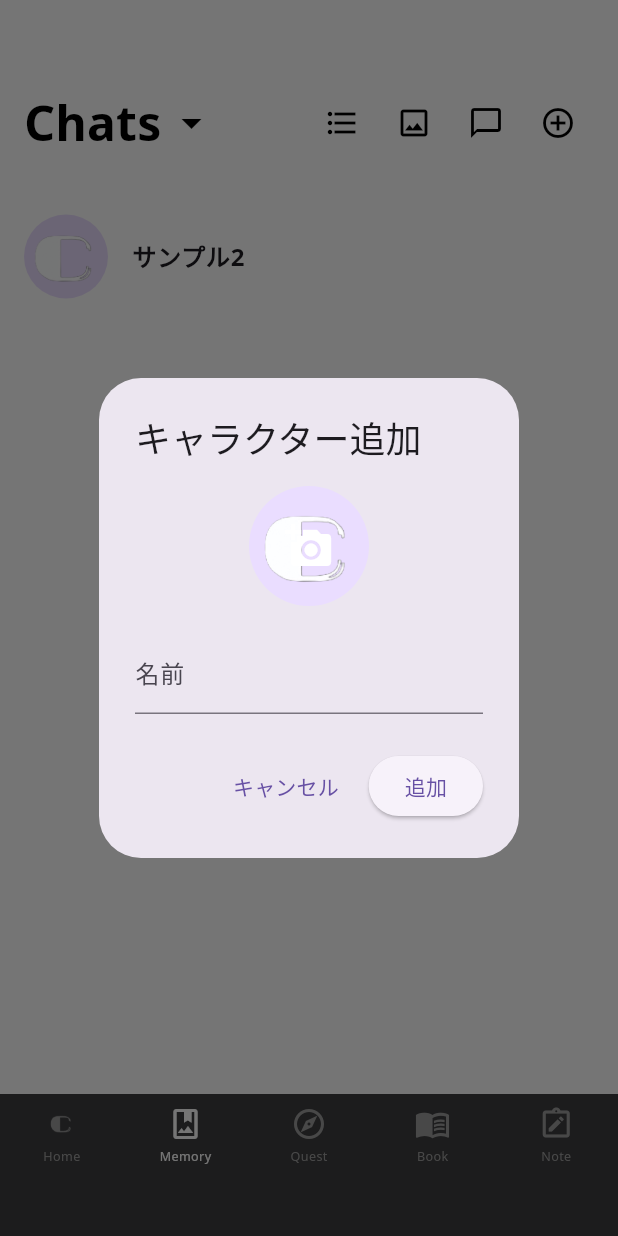
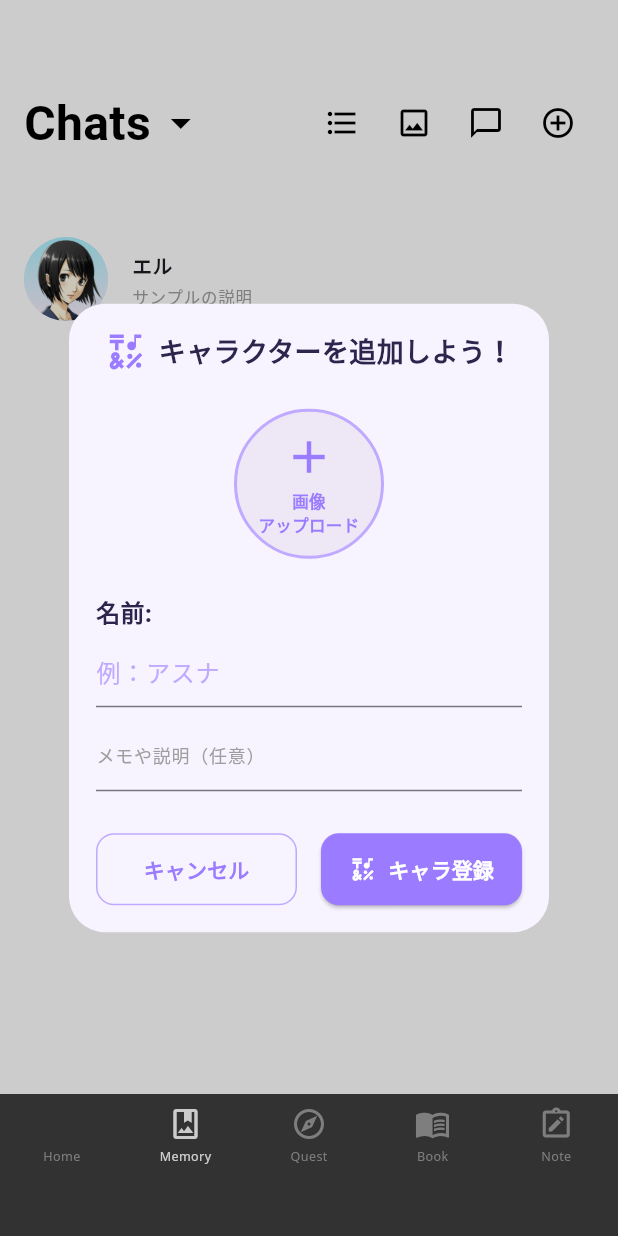
Before and after one commit to GinNaka543/foodandHotel, a Flutter app: the screen it shows after launch, item 2 of the bottom bar chosen, after a tap on the "add circle outline" icon, on a phone screen of 412 x 824 dp. Run offline on Flutter 3.47's test engine with Material 3 defaults, Android fonts, the phone set to English and light mode, and no system bars; our stand-ins replace google_fonts, image_cropper, image_picker; Roboto replaces fonts that are missing (Changa).

Commit message:
fix chara area

```diff
--- a/happiness_game/lib/home_screen.dart
+++ b/happiness_game/lib/home_screen.dart
@@ -131,7 +131,7 @@ class _HomeScreenState extends State<HomeScreen> {
                 crossAxisAlignment: CrossAxisAlignment.start,
                 children: [
                   _buildNavItem(
-                    imagePath: 'assets/images/Clogo.png',
+                    imagePath: 'assets/images/clogo.png',
                     label: 'Home',
                     index: 0,
                   ),
--- a/happiness_game/lib/memory_screen.dart
+++ b/happiness_game/lib/memory_screen.dart
@@ -1,12 +1,15 @@
 import 'package:flutter/material.dart';
 import 'dart:io';
+import 'dart:typed_data';
 import 'package:image_picker/image_picker.dart';
+import 'package:google_fonts/google_fonts.dart';
 
 class Character {
   final String name;
   final ImageProvider image;
+  final String? subtitle;
 
-  Character({required this.name, required this.image});
+  Character({required this.name, required this.image, this.subtitle});
 }
 
 class MemoryScreen extends StatefulWidget {
@@ -19,8 +22,9 @@ class MemoryScreen extends StatefulWidget {
 class _MemoryScreenState extends State<MemoryScreen> {
   final List<Character> _characters = [
     Character(
-      name: 'サンプル2',
-      image: const AssetImage('assets/images/Clogo.png'),
+      name: 'エル',
+      image: const AssetImage('assets/images/sample.png'),
+      subtitle: 'サンプルの説明',
     ),
   ];
 
@@ -29,66 +33,148 @@ class _MemoryScreenState extends State<MemoryScreen> {
   void _addCharacter() async {
     String? name;
     XFile? pickedFile;
+    Uint8List? imageBytes;
     ImageProvider? imageProvider;
+    String? subtitle;
 
     await showDialog(
       context: context,
+      barrierColor: Colors.black.withOpacity(0.2),
       builder: (context) {
         final nameController = TextEditingController();
+        final subtitleController = TextEditingController();
         return StatefulBuilder(
           builder: (context, setStateDialog) {
-            return AlertDialog(
-              title: const Text('キャラクター追加'),
-              content: Column(
+            return Dialog(
+              shape: RoundedRectangleBorder(borderRadius: BorderRadius.circular(24)),
+              backgroundColor: const Color(0xFFF7F3FF),
+              child: Container(
+                width: 320,
+                padding: const EdgeInsets.symmetric(horizontal: 18, vertical: 18),
+                child: SingleChildScrollView(
+                  child: Column(
                     mainAxisSize: MainAxisSize.min,
+                    crossAxisAlignment: CrossAxisAlignment.center,
                     children: [
+                      Wrap(
+                        alignment: WrapAlignment.center,
+                        crossAxisAlignment: WrapCrossAlignment.center,
+                        spacing: 8,
+                        children: const [
+                          Icon(Icons.emoji_symbols, color: Color(0xFF9B7BFF), size: 28),
+                          Text(
+                            'キャラクターを追加しよう！',
+                            style: TextStyle(
+                              fontWeight: FontWeight.bold,
+                              fontSize: 18,
+                              color: Color(0xFF2D254C),
+                            ),
+                          ),
+                        ],
+                      ),
+                      const SizedBox(height: 24),
                       GestureDetector(
                         onTap: () async {
                           pickedFile = await _picker.pickImage(source: ImageSource.gallery);
+                          if (pickedFile != null) {
+                            imageBytes = await pickedFile!.readAsBytes();
+                          }
                           setStateDialog(() {});
                         },
-                    child: CircleAvatar(
-                      radius: 40,
-                      backgroundImage: pickedFile != null
-                          ? (pickedFile!.path.startsWith('http')
-                              ? NetworkImage(pickedFile!.path)
-                              : FileImage(File(pickedFile!.path)))
-                          : const AssetImage('assets/images/Clogo.png') as ImageProvider,
-                      child: pickedFile == null
-                          ? const Icon(Icons.add_a_photo, color: Colors.white, size: 32)
-                          : null,
+                        child: Container(
+                          width: 100,
+                          height: 100,
+                          decoration: BoxDecoration(
+                            shape: BoxShape.circle,
+                            border: Border.all(color: Color(0xFFBFAAFF), width: 2),
+                            color: const Color(0xFFEDE7F6),
+                          ),
+                          child: imageBytes == null
+                              ? Column(
+                                  mainAxisAlignment: MainAxisAlignment.center,
+                                  children: const [
+                                    Icon(Icons.add, color: Color(0xFF9B7BFF), size: 36),
+                                    SizedBox(height: 4),
+                                    Text('画像\nアップロード',
+                                      textAlign: TextAlign.center,
+                                      style: TextStyle(color: Color(0xFF9B7BFF), fontWeight: FontWeight.bold, fontSize: 11)),
+                                  ],
+                                )
+                              : ClipOval(child: Image.memory(imageBytes!, fit: BoxFit.cover, width: 100, height: 100)),
                         ),
                       ),
-                  const SizedBox(height: 16),
+                      const SizedBox(height: 24),
+                      Align(
+                        alignment: Alignment.centerLeft,
+                        child: const Text('名前:', style: TextStyle(fontWeight: FontWeight.bold, fontSize: 16, color: Color(0xFF2D254C))),
+                      ),
+                      const SizedBox(height: 4),
                       TextField(
                         controller: nameController,
-                    decoration: const InputDecoration(labelText: '名前'),
+                        decoration: const InputDecoration(
+                          hintText: '例：アスナ',
+                          hintStyle: TextStyle(color: Color(0xFFBFAAFF)),
+                          border: UnderlineInputBorder(),
+                          focusedBorder: UnderlineInputBorder(borderSide: BorderSide(color: Color(0xFF9B7BFF))),
                         ),
-                ],
                       ),
-              actions: [
-                TextButton(
+                      const SizedBox(height: 8),
+                      TextField(
+                        controller: subtitleController,
+                        decoration: const InputDecoration(
+                          hintText: 'メモや説明（任意）',
+                          hintStyle: TextStyle(color: Colors.grey),
+                          border: UnderlineInputBorder(),
+                        ),
+                        style: const TextStyle(fontSize: 12, color: Colors.grey),
+                      ),
+                      const SizedBox(height: 28),
+                      Row(
+                        children: [
+                          Expanded(
+                            child: OutlinedButton(
                               onPressed: () => Navigator.pop(context),
-                  child: const Text('キャンセル'),
+                              style: OutlinedButton.styleFrom(
+                                foregroundColor: const Color(0xFF9B7BFF),
+                                side: const BorderSide(color: Color(0xFFBFAAFF)),
+                                shape: RoundedRectangleBorder(borderRadius: BorderRadius.circular(12)),
+                                padding: const EdgeInsets.symmetric(vertical: 14),
                               ),
-                ElevatedButton(
+                              child: const Text('キャンセル', style: TextStyle(fontWeight: FontWeight.bold)),
+                            ),
+                          ),
+                          const SizedBox(width: 16),
+                          Expanded(
+                            child: ElevatedButton.icon(
                               onPressed: () {
                                 name = nameController.text.trim();
+                                subtitle = subtitleController.text.trim();
                                 if (name != null && name!.isNotEmpty) {
-                      imageProvider = pickedFile != null
-                          ? (pickedFile!.path.startsWith('http')
-                              ? NetworkImage(pickedFile!.path)
-                              : FileImage(File(pickedFile!.path)))
+                                  imageProvider = imageBytes != null
+                                      ? MemoryImage(imageBytes!)
                                       : const AssetImage('assets/images/Clogo.png');
                                   setState(() {
-                        _characters.insert(0, Character(name: name!, image: imageProvider!));
+                                    _characters.insert(0, Character(name: name!, image: imageProvider!, subtitle: subtitle));
                                   });
                                   Navigator.pop(context);
                                 }
                               },
-                  child: const Text('追加'),
+                              icon: const Icon(Icons.emoji_symbols, color: Colors.white),
+                              label: const Text('キャラ登録', style: TextStyle(fontWeight: FontWeight.bold)),
+                              style: ElevatedButton.styleFrom(
+                                backgroundColor: const Color(0xFF9B7BFF),
+                                foregroundColor: Colors.white,
+                                shape: RoundedRectangleBorder(borderRadius: BorderRadius.circular(12)),
+                                padding: const EdgeInsets.symmetric(vertical: 14),
+                              ),
+                            ),
                           ),
                         ],
+                      ),
+                    ],
+                  ),
+                ),
+              ),
             );
           },
         );
@@ -111,9 +197,9 @@ class _MemoryScreenState extends State<MemoryScreen> {
               children: [
                 Text(
                   'Chats',
-                  style: TextStyle(
+                  style: GoogleFonts.changa(
                     fontSize: 32,
-                    fontWeight: FontWeight.bold,
+                    fontWeight: FontWeight.w600,
                     color: Colors.black,
                   ),
                 ),
@@ -147,13 +233,37 @@ class _MemoryScreenState extends State<MemoryScreen> {
         final character = _characters[index - 1];
         return Column(
           children: [
+            const SizedBox(height: 20),
             ListTile(
-              contentPadding: const EdgeInsets.symmetric(vertical: 5, horizontal: 16),
+              contentPadding: const EdgeInsets.symmetric(vertical: 0, horizontal: 16),
+              minVerticalPadding: 0,
               leading: CircleAvatar(
                 backgroundImage: character.image,
                 radius: 28,
               ),
-              title: Text(character.name, style: const TextStyle(fontWeight: FontWeight.bold)),
+              title: Column(
+                crossAxisAlignment: CrossAxisAlignment.start,
+                mainAxisAlignment: MainAxisAlignment.start,
+                children: [
+                  Padding(
+                    padding: const EdgeInsets.only(top: 2),
+                    child: Text(
+                      character.name,
+                      style: const TextStyle(fontWeight: FontWeight.bold, fontSize: 13),
+                    ),
+                  ),
+                  if (character.subtitle != null && character.subtitle!.isNotEmpty)
+                    Padding(
+                      padding: const EdgeInsets.only(top: 2),
+                      child: Text(
+                        character.subtitle!,
+                        style: const TextStyle(fontSize: 11, color: Colors.grey),
+                        maxLines: 1,
+                        overflow: TextOverflow.ellipsis,
+                      ),
+                    ),
+                ],
+              ),
               onTap: () {},
             ),
             const SizedBox(height: 10),
```
Also changed, not shown: happiness_game/assets/images/sample.png (added). Lines whose indentation alone changed are shown as unchanged.
